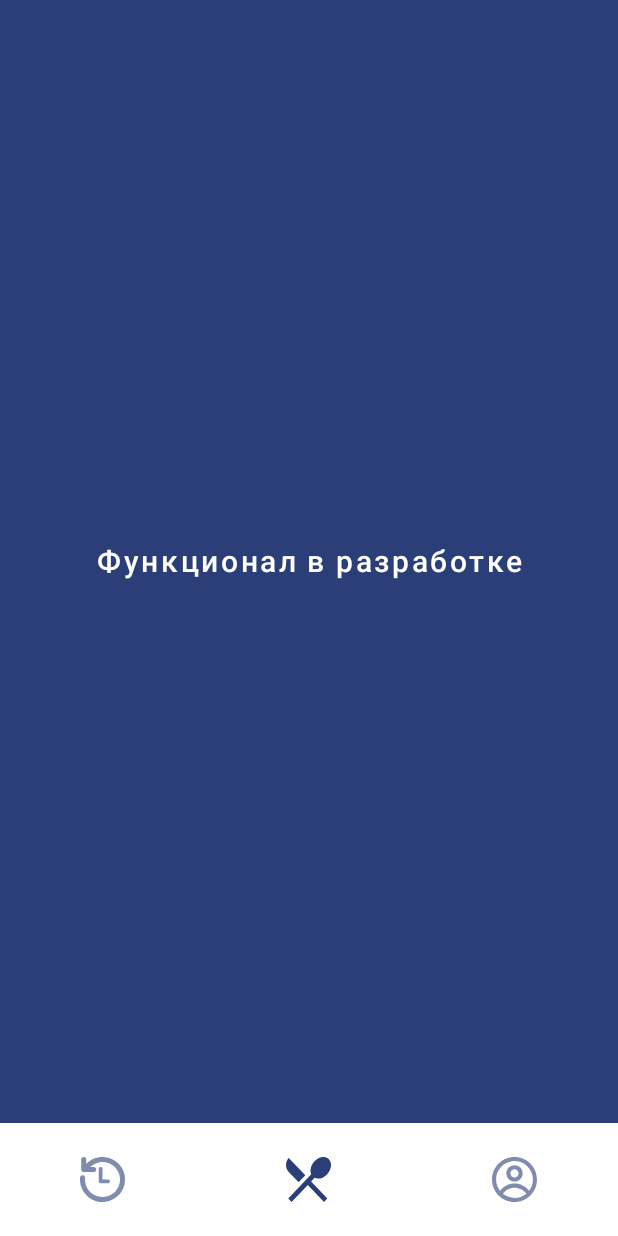
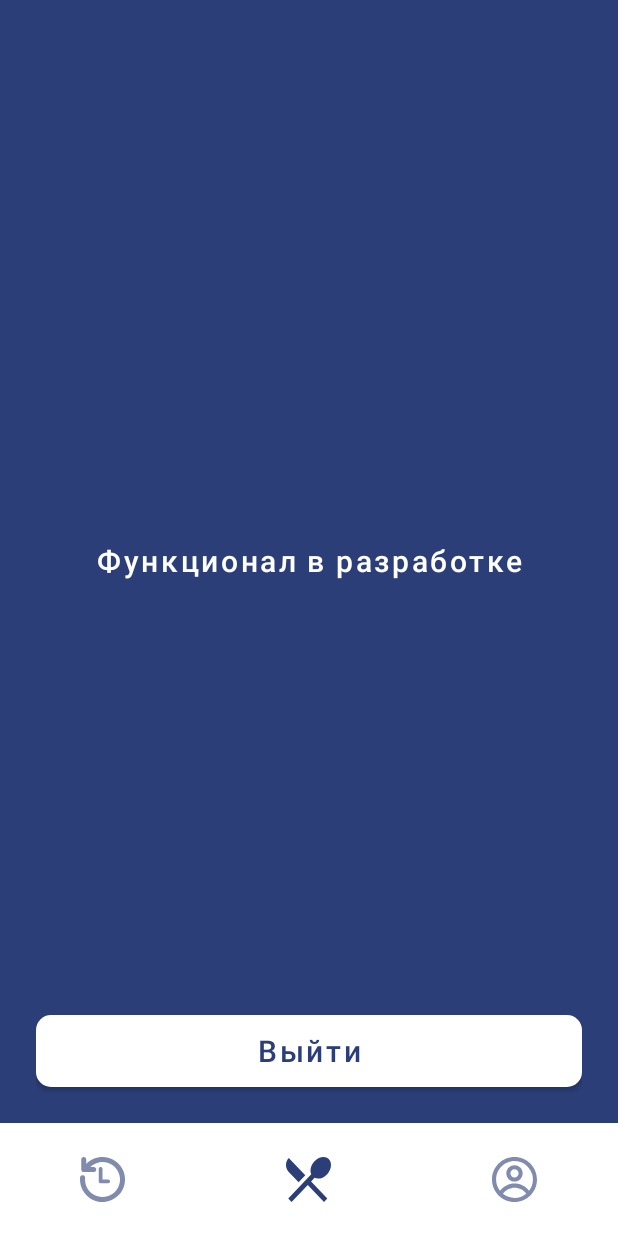
Before and after one commit to TaliyaR/RESTaurant-Android, an Android app: the fragment ProfileFragment placed in its activity, on a phone screen of 412 x 824 dp. Run offline under Robolectric (Android 15) with nearby library versions, the phone set to English and light mode, and no system bars; our stand-ins replace Dagger/Hilt's generated code; libraries missing offline, so code that uses them is left out: moxy.presenter, ru.terrakok.cicerone; 1 statement that could not run was skipped.

Commit message:
Adding profile

```diff
--- a/app/src/main/java/com/example/restaurant/di/PresenterModule.kt
+++ b/app/src/main/java/com/example/restaurant/di/PresenterModule.kt
@@ -7,6 +7,7 @@ import com.example.restaurant.presenter.login.LoginActivityPresenter
 import com.example.restaurant.presenter.main.MainActivityPresenter
 import com.example.restaurant.presenter.mainCook.MainCookPresenter
 import com.example.restaurant.presenter.myDish.MyCookingDishPresenter
+import com.example.restaurant.presenter.profile.ProfilePresenter
 import com.example.restaurant.presenter.qr.QrActivityPresenter
 import com.example.restaurant.presenter.splash.SplashPresenter
 import com.example.restaurant.repositories.AuthRepository
@@ -84,4 +85,11 @@ object PresenterModule {
     ): MyCookingDishPresenter {
         return MyCookingDishPresenter(employeeRepository)
     }
+
+    @Provides
+    fun provideProfilePresenter(
+        clientRepository: ClientRepository,
+    ): ProfilePresenter {
+        return ProfilePresenter(clientRepository)
+    }
 }
--- /dev/null
+++ b/app/src/main/java/com/example/restaurant/presenter/profile/ProfilePresenter.kt
@@ -0,0 +1,17 @@
+package com.example.restaurant.presenter.profile
+
+import com.example.restaurant.presenter.BasePresenter
+import com.example.restaurant.repositories.ClientRepository
+import moxy.InjectViewState
+import javax.inject.Inject
+
+@InjectViewState
+class ProfilePresenter @Inject constructor(
+    private val clientRepository: ClientRepository
+) : BasePresenter<ProfileView>() {
+
+    fun onLogoutButtonClick() {
+        clientRepository.setTableId(null)
+        viewState.openNavigationActivity()
+    }
+}
--- /dev/null
+++ b/app/src/main/java/com/example/restaurant/presenter/profile/ProfileView.kt
@@ -0,0 +1,12 @@
+package com.example.restaurant.presenter.profile
+
+import com.example.restaurant.presenter.BaseView
+import moxy.viewstate.strategy.AddToEndSingleStrategy
+import moxy.viewstate.strategy.StateStrategyType
+
+
+interface ProfileView : BaseView {
+
+    @StateStrategyType(AddToEndSingleStrategy::class)
+    fun openNavigationActivity()
+}
--- a/app/src/main/java/com/example/restaurant/ui/profile/ProfileFragment.kt
+++ b/app/src/main/java/com/example/restaurant/ui/profile/ProfileFragment.kt
@@ -1,13 +1,37 @@
 package com.example.restaurant.ui.profile
 
+import android.content.Intent
 import android.os.Bundle
 import android.view.LayoutInflater
 import android.view.View
 import android.view.ViewGroup
+import android.widget.Toast
 import com.example.restaurant.R
+import com.example.restaurant.presenter.profile.ProfilePresenter
+import com.example.restaurant.presenter.profile.ProfileView
+import com.example.restaurant.ui.navigation.NavigationActivity
+import dagger.hilt.android.AndroidEntryPoint
+import kotlinx.android.synthetic.main.fragment_profile.*
+import kotlinx.coroutines.Dispatchers
+import kotlinx.coroutines.GlobalScope
+import kotlinx.coroutines.launch
+import kotlinx.coroutines.withContext
 import moxy.MvpAppCompatFragment
+import moxy.presenter.InjectPresenter
+import moxy.presenter.ProvidePresenter
+import javax.inject.Inject
 
-class ProfileFragment : MvpAppCompatFragment() {
+@AndroidEntryPoint
+class ProfileFragment : MvpAppCompatFragment(), ProfileView {
+
+    @Inject
+    lateinit var diPresenter: ProfilePresenter
+
+    @InjectPresenter
+    lateinit var presenter: ProfilePresenter
+
+    @ProvidePresenter
+    fun providePresenter() = diPresenter
 
     companion object {
 
@@ -21,5 +45,25 @@ class ProfileFragment : MvpAppCompatFragment() {
         return inflater.inflate(R.layout.fragment_profile, container, false)
     }
 
+    override fun onViewCreated(view: View, savedInstanceState: Bundle?) {
+        super.onViewCreated(view, savedInstanceState)
+        btn_logout.setOnClickListener { presenter.onLogoutButtonClick() }
+    }
 
+    override fun showMessage(msg: String) {
+        GlobalScope.launch {
+            withContext(Dispatchers.Main) {
+                Toast.makeText(context, msg, Toast.LENGTH_SHORT).show()
+            }
+        }
+    }
+
+    override fun openNavigationActivity() {
+        startActivity(
+            Intent(
+                context,
+                NavigationActivity::class.java
+            ).addFlags(Intent.FLAG_ACTIVITY_NEW_TASK or Intent.FLAG_ACTIVITY_CLEAR_TASK)
+        )
+    }
 }
--- a/app/src/main/res/layout/activity_main.xml
+++ b/app/src/main/res/layout/activity_main.xml
@@ -4,6 +4,7 @@
     xmlns:tools="http://schemas.android.com/tools"
     android:layout_width="match_parent"
     android:layout_height="match_parent"
+    android:background="@color/dark_blue"
     android:fitsSystemWindows="true"
     tools:context=".ui.main.MainActivity">
 
--- a/app/src/main/res/layout/activity_main_cook.xml
+++ b/app/src/main/res/layout/activity_main_cook.xml
@@ -5,6 +5,7 @@
     xmlns:app="http://schemas.android.com/apk/res-auto"
     xmlns:tools="http://schemas.android.com/tools"
     android:fitsSystemWindows="true"
+    android:background="@color/dark_blue"
     tools:context=".ui.mainCook.MainCookActivity">
 
     <FrameLayout
--- a/app/src/main/res/layout/fragment_employee_profile.xml
+++ b/app/src/main/res/layout/fragment_employee_profile.xml
@@ -5,7 +5,6 @@
     android:layout_width="match_parent"
     android:layout_height="match_parent"
     android:background="@color/dark_blue"
-    android:fitsSystemWindows="true"
     tools:context=".ui.employeeProfile.EmployeeProfileFragment">
 
     <com.google.android.material.appbar.AppBarLayout
--- a/app/src/main/res/layout/fragment_my_dish.xml
+++ b/app/src/main/res/layout/fragment_my_dish.xml
@@ -4,7 +4,6 @@
     xmlns:tools="http://schemas.android.com/tools"
     android:layout_width="match_parent"
     android:layout_height="match_parent"
-    android:fitsSystemWindows="true"
     tools:context=".ui.myDish.MyDishFragment">
 
     <com.google.android.material.appbar.AppBarLayout
@@ -83,12 +82,12 @@
         android:id="@+id/progress_bar_back"
         style="@android:style/Animation.Translucent"
         android:layout_width="match_parent"
-        android:layout_height="match_parent"
+        android:layout_height="0dp"
         android:background="#6F000000"
         app:layout_constraintBottom_toBottomOf="parent"
         app:layout_constraintEnd_toEndOf="parent"
         app:layout_constraintStart_toStartOf="parent"
-        app:layout_constraintTop_toTopOf="parent">
+        app:layout_constraintTop_toBottomOf="@id/abl_header">
 
         <ProgressBar
             android:id="@+id/progress_bar"
--- a/app/src/main/res/layout/fragment_profile.xml
+++ b/app/src/main/res/layout/fragment_profile.xml
@@ -5,13 +5,24 @@
     android:layout_height="match_parent"
     android:background="@color/dark_blue"
     android:fitsSystemWindows="true"
+    android:paddingHorizontal="24dp"
     tools:context=".ui.profile.ProfileFragment">
 
     <TextView
+        style="@style/LoginButtonStyle"
         android:layout_width="match_parent"
         android:layout_height="match_parent"
         android:gravity="center"
-        style="@style/LoginButtonStyle"
         android:text="@string/empty_screen" />
 
+    <Button
+        android:id="@+id/btn_logout"
+        style="@style/ButtonTextStyle"
+        android:layout_width="match_parent"
+        android:layout_height="wrap_content"
+        android:layout_gravity="bottom"
+        android:layout_marginTop="20dp"
+        android:layout_marginBottom="24dp"
+        android:text="@string/profile_employee_logout" />
+
 </FrameLayout>
```
Also changed, not shown: app/src/main/res/layout/fragment_free_dish.xml (+4 -6 lines).
